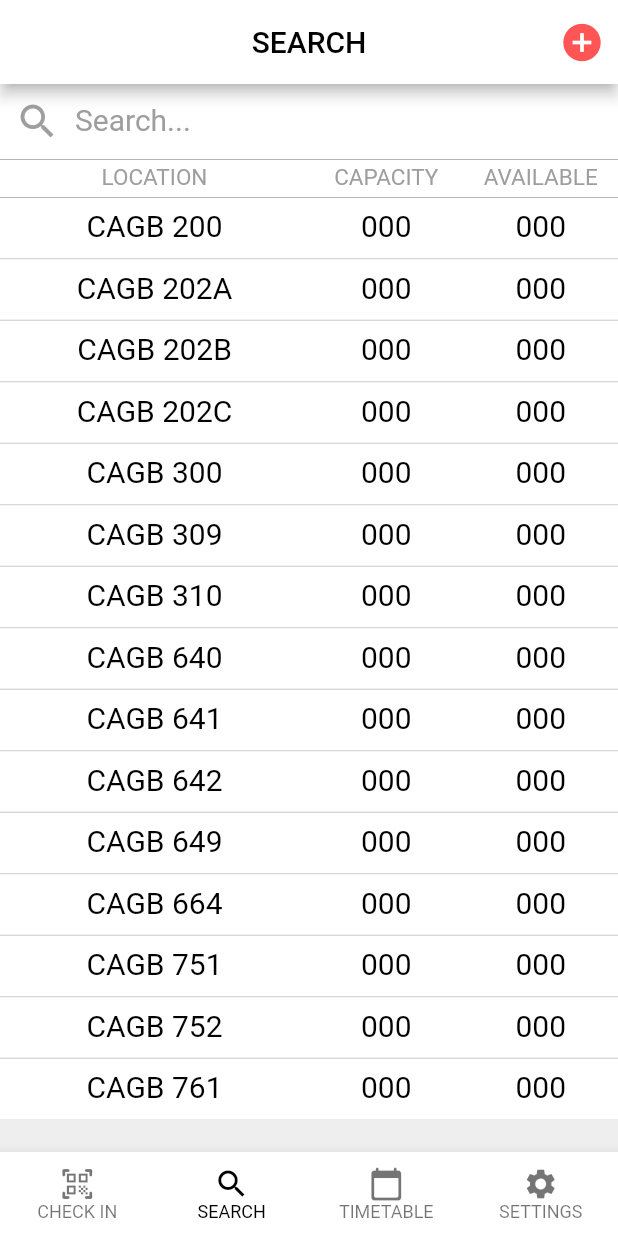
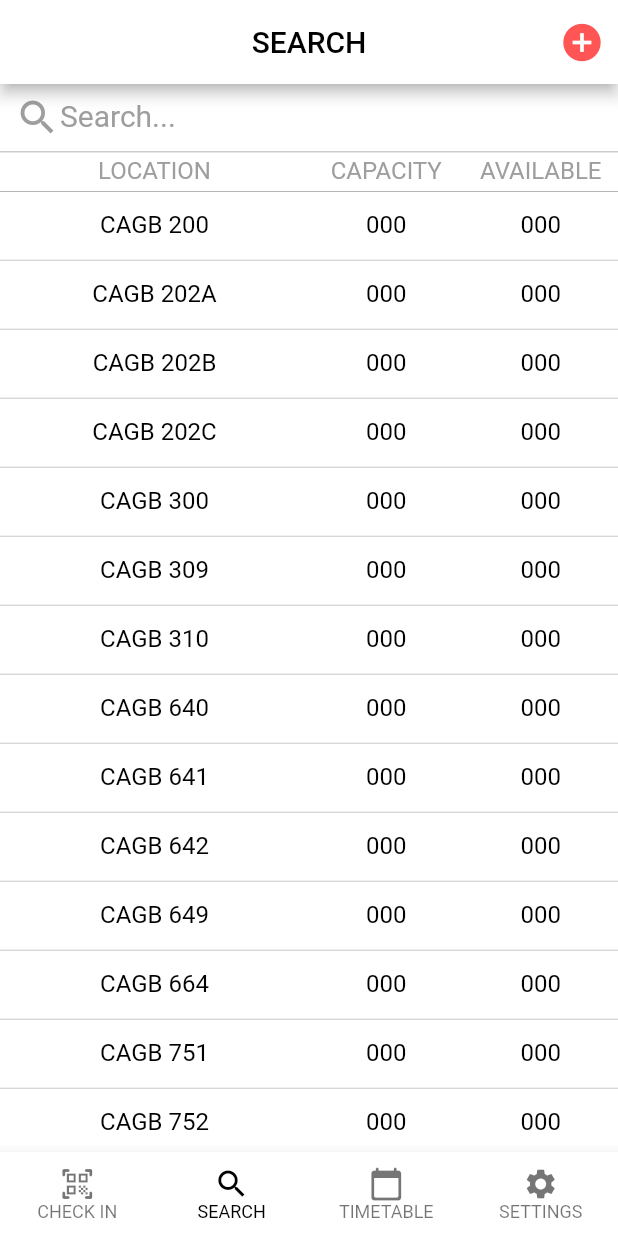
Before and after one commit to PeaSermsuk/contact_tracing_fyp, a Flutter app: the screen it shows after launch, item 2 of the bottom bar chosen, on a phone screen of 412 x 824 dp. Run offline on Flutter 3.47's test engine with Material 2 defaults, Android fonts, the phone set to English and light mode, and no system bars.

Commit message:
Currently in working order

```diff
--- a/lib/search_tab.dart
+++ b/lib/search_tab.dart
@@ -29,6 +29,9 @@ class _SearchTabState extends State<SearchTab> {
     'CAGB 761',
   ];
 
+  double barFontSize = 16;
+  double searchFontSize = 16;
+
   Widget build(BuildContext context) {
     return Column(children: [
       Container(
@@ -38,20 +41,16 @@ class _SearchTabState extends State<SearchTab> {
         //  border: Border(bottom: BorderSide(width: 1.0, color: Colors.grey)),
         //),
         //color: Colors.white,
-        decoration: BoxDecoration(
-          color: Colors.white,
-          //border: Border(bottom: BorderSide(color: Colors.grey))
-        ),
+        height: 45,
+        padding: EdgeInsets.only(left: 10.0, right: 10.0),
+        alignment: Alignment.center,
+        color: Colors.white,
         child: Row(
           children: [
-            Container(
-              padding: EdgeInsets.only(
-                  left: 10.0, right: 10.0, bottom: 10.0, top: 10.0),
-              child: Icon(
-                Icons.search,
-                color: Colors.grey,
-                size: 30,
-              ),
+            Icon(
+              Icons.search,
+              color: Colors.grey,
+              size: 30,
             ),
             Expanded(
               child: Text(
@@ -95,7 +94,7 @@ class _SearchTabState extends State<SearchTab> {
                 textAlign: TextAlign.center,
                 style: TextStyle(
                   height: 1,
-                  fontSize: 15,
+                  fontSize: barFontSize,
                   color: Colors.grey,
                   //fontWeight: FontWeight.bold),
                 ),
@@ -108,7 +107,7 @@ class _SearchTabState extends State<SearchTab> {
                 textAlign: TextAlign.center,
                 style: TextStyle(
                   height: 1,
-                  fontSize: 15,
+                  fontSize: barFontSize,
                   color: Colors.grey,
                   //fontWeight: FontWeight.bold),
                 ),
@@ -121,7 +120,7 @@ class _SearchTabState extends State<SearchTab> {
                 textAlign: TextAlign.center,
                 style: TextStyle(
                   height: 1,
-                  fontSize: 15,
+                  fontSize: barFontSize,
                   color: Colors.grey,
                   //fontWeight: FontWeight.bold),
                 ),
@@ -137,7 +136,9 @@ class _SearchTabState extends State<SearchTab> {
           itemCount: rooms.length,
           itemBuilder: (context, index) {
             return Container(
-              padding: EdgeInsets.only(bottom: 10.0, top: 10.0),
+              height: 45,
+              alignment: Alignment.center,
+              //padding: EdgeInsets.only(bottom: 14.5, top: 14.5),
               //margin: EdgeInsets.only(left: 20.0, right: 20.0, bottom: 20.0, top: 0.0),
               color: Colors.white,
               child: Row(
@@ -149,7 +150,7 @@ class _SearchTabState extends State<SearchTab> {
                       textAlign: TextAlign.center,
                       style: TextStyle(
                         height: 1,
-                        fontSize: 20,
+                        fontSize: searchFontSize,
                         color: Colors.black,
                         //fontWeight: FontWeight.bold),
                       ),
@@ -162,7 +163,7 @@ class _SearchTabState extends State<SearchTab> {
                       textAlign: TextAlign.center,
                       style: TextStyle(
                         height: 1,
-                        fontSize: 20,
+                        fontSize: searchFontSize,
                         color: Colors.black,
                         //fontWeight: FontWeight.bold),
                       ),
@@ -175,7 +176,7 @@ class _SearchTabState extends State<SearchTab> {
                       textAlign: TextAlign.center,
                       style: TextStyle(
                         height: 1,
-                        fontSize: 20,
+                        fontSize: searchFontSize,
                         color: Colors.black,
                         //fontWeight: FontWeight.bold),
                       ),
```
Also changed, not shown: lib/timetable_tab.dart (+10 -8 lines).
